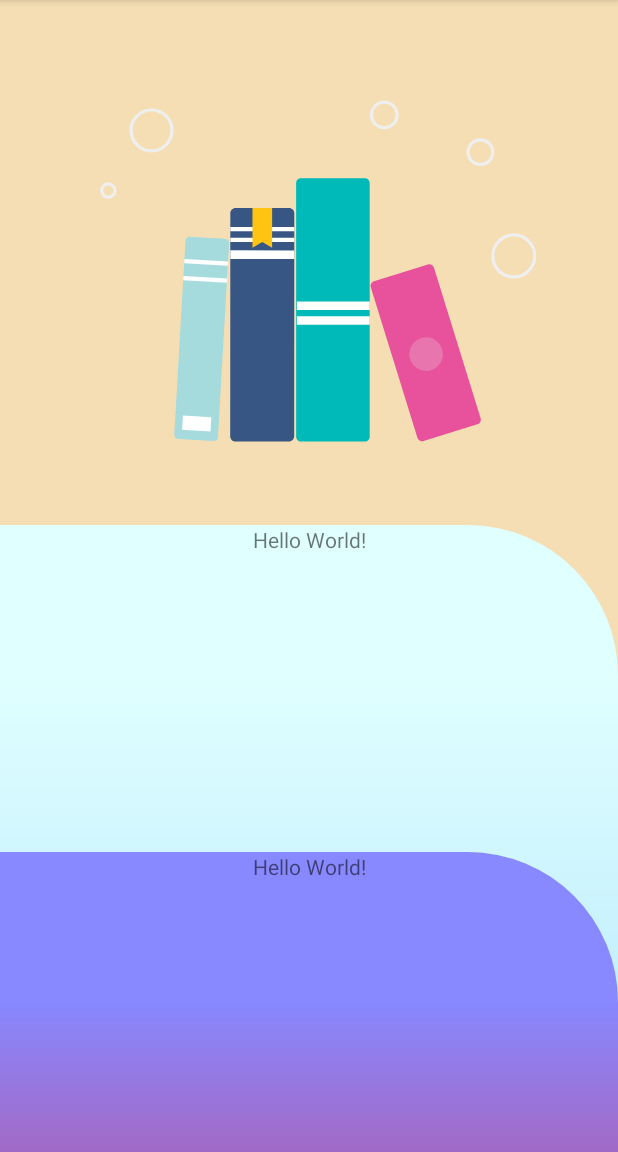
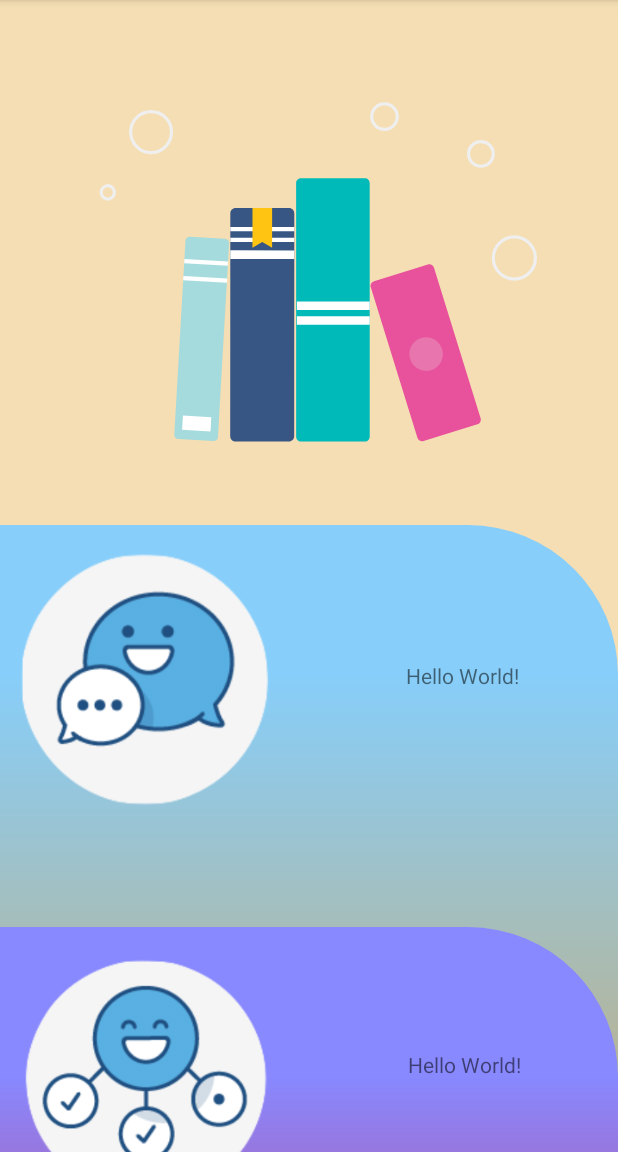
Before and after one commit to Kazukafka/Quvism, an Android app: the screen it shows after launch (StartActivity), on a phone screen of 412 x 824 dp, the part 84-1236 px from its top. Run offline under Robolectric (Android 15) with nearby library versions, the phone set to English and light mode, and no system bars.

Commit message:
add image button MenuActi

```diff
--- a/app/src/main/res/drawable/menu_2.xml
+++ b/app/src/main/res/drawable/menu_2.xml
@@ -22,8 +22,8 @@
                 android:radius="100dp" />
             <gradient
                 android:angle="90"
-                android:startColor="#e0ffff"
-                android:endColor="#e0ffff" />
+                android:startColor="#87cefa"
+                android:endColor="#87cefa" />
         </shape>
     </item>
 <!--    ここが上の四角-->
@@ -34,8 +34,8 @@
 
             <gradient
                 android:angle="90"
-                android:startColor="#e0ffff"
-                android:endColor="#e0ffff" />
+                android:startColor="#87cefa"
+                android:endColor="#87cefa" />
         </shape>
     </item>
     <item
@@ -45,8 +45,8 @@
 
             <gradient
                 android:angle="90"
-                android:startColor="#87cefa"
-                android:endColor="#e0ffff" />
+                android:startColor="#ff8c00"
+                android:endColor="#87cefa" />
         </shape>
     </item>
 </layer-list>
--- a/app/src/main/res/layout/activity_start.xml
+++ b/app/src/main/res/layout/activity_start.xml
@@ -59,20 +59,35 @@
             tools:context=".MainActivity">
 
             <TextView
+                android:id="@+id/textView"
                 android:layout_width="wrap_content"
                 android:layout_height="wrap_content"
                 android:text="Hello World!"
                 app:layout_constraintBottom_toBottomOf="parent"
+                app:layout_constraintHorizontal_bias="0.803"
                 app:layout_constraintLeft_toLeftOf="parent"
                 app:layout_constraintRight_toRightOf="parent"
-                app:layout_constraintTop_toTopOf="parent" />
+                app:layout_constraintTop_toTopOf="parent"
+                app:layout_constraintVertical_bias="0.502" />
+
+            <ImageButton
+                android:id="@+id/image_button1"
+                android:layout_width="200dp"
+                android:layout_height="200dp"
+                android:background="@drawable/gre_image"
+                app:layout_constraintBottom_toBottomOf="parent"
+                app:layout_constraintEnd_toStartOf="@+id/textView"
+                app:layout_constraintHorizontal_bias="0.0"
+                app:layout_constraintStart_toStartOf="parent"
+                app:layout_constraintTop_toTopOf="parent"
+                app:layout_constraintVertical_bias="0.0" />
 
         </androidx.constraintlayout.widget.ConstraintLayout>
     </androidx.core.widget.NestedScrollView>
 
     <androidx.core.widget.NestedScrollView
         android:layout_width="match_parent"
-        android:layout_height="550dp"
+        android:layout_height="500dp"
         android:layout_gravity="bottom"
 
         android:background="@drawable/menu_1"
@@ -85,20 +100,33 @@
             tools:context=".MainActivity">
 
             <TextView
+                android:id="@+id/textView2"
                 android:layout_width="wrap_content"
                 android:layout_height="wrap_content"
                 android:text="Hello World!"
                 app:layout_constraintBottom_toBottomOf="parent"
+                app:layout_constraintHorizontal_bias="0.808"
                 app:layout_constraintLeft_toLeftOf="parent"
                 app:layout_constraintRight_toRightOf="parent"
-                app:layout_constraintTop_toTopOf="parent" />
+                app:layout_constraintTop_toTopOf="parent"
+                app:layout_constraintVertical_bias="0.453" />
+
+            <ImageButton
+                android:id="@+id/image_button2"
+                android:layout_width="200dp"
+                android:layout_height="200dp"
+                android:background="@drawable/sss_image"
+                app:layout_constraintBottom_toBottomOf="parent"
+                app:layout_constraintStart_toStartOf="parent"
+                app:layout_constraintTop_toTopOf="parent"
+                android:gravity="left"/>
 
         </androidx.constraintlayout.widget.ConstraintLayout>
     </androidx.core.widget.NestedScrollView>
 
     <androidx.core.widget.NestedScrollView
         android:layout_width="match_parent"
-        android:layout_height="350dp"
+        android:layout_height="250dp"
         android:background="@drawable/menu_3"
 
         android:layout_gravity="bottom"
@@ -115,9 +143,22 @@
                 android:layout_height="wrap_content"
                 android:text="Hello World!"
                 app:layout_constraintBottom_toBottomOf="parent"
+                app:layout_constraintHorizontal_bias="0.808"
                 app:layout_constraintLeft_toLeftOf="parent"
                 app:layout_constraintRight_toRightOf="parent"
-                app:layout_constraintTop_toTopOf="parent" />
+                app:layout_constraintTop_toTopOf="parent"
+                app:layout_constraintVertical_bias="0.502" />
+
+            <ImageButton
+                android:id="@+id/image_button3"
+                android:layout_width="200dp"
+                android:layout_height="200dp"
+                android:background="@drawable/aca_image"
+                app:layout_constraintBottom_toBottomOf="parent"
+                app:layout_constraintHorizontal_bias="0.0"
+                app:layout_constraintStart_toStartOf="parent"
+                app:layout_constraintTop_toTopOf="parent"
+                app:layout_constraintVertical_bias="0.0" />
 
         </androidx.constraintlayout.widget.ConstraintLayout>
     </androidx.core.widget.NestedScrollView>
```
Also changed, not shown: app/src/main/res/drawable-v24/aca_image.png (added), app/src/main/res/drawable-v24/bbb_image.png (added), app/src/main/res/drawable-v24/gre_image.png (added), app/src/main/res/drawable-v24/sss_image.png (added), app/src/main/res/raw/fastarrow.json (renamed from app/src/main/res/raw/ddd.json), app/src/main/res/raw/star.json (renamed from app/src/main/res/raw/aaa.json).
